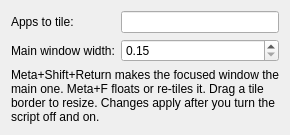
aic0d3r/stacklet, file package/contents/ui/config.ui: the form before one commit.
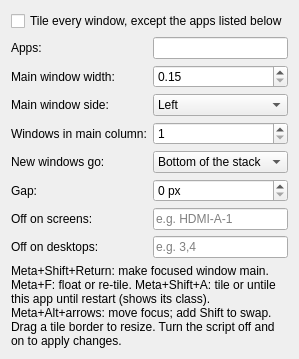
The form after the commit.

Patch:
```diff
--- a/package/contents/ui/config.ui
+++ b/package/contents/ui/config.ui
@@ -3,24 +3,30 @@
  <class>StackletConfig</class>
  <widget class="QWidget" name="StackletConfig">
   <layout class="QFormLayout" name="form">
-   <item row="0" column="0">
+   <item row="0" column="0" colspan="2">
+    <widget class="QCheckBox" name="kcfg_tileAll">
+     <property name="text"><string>Tile every window, except the apps listed below</string></property>
+     <property name="toolTip"><string>Off: only the listed apps are tiled. On: all normal resizable windows are tiled and the list becomes an exclude list.</string></property>
+    </widget>
+   </item>
+   <item row="1" column="0">
     <widget class="QLabel" name="classesLabel">
-     <property name="text"><string>Apps to tile:</string></property>
+     <property name="text"><string>Apps:</string></property>
      <property name="buddy"><cstring>kcfg_tileClasses</cstring></property>
     </widget>
    </item>
-   <item row="0" column="1">
+   <item row="1" column="1">
     <widget class="QLineEdit" name="kcfg_tileClasses">
      <property name="toolTip"><string>Comma-separated window classes. To find one: Alt+F3 → More Actions → Configure Special Window Settings → Window class.</string></property>
     </widget>
    </item>
-   <item row="1" column="0">
+   <item row="2" column="0">
     <widget class="QLabel" name="ratioLabel">
      <property name="text"><string>Main window width:</string></property>
      <property name="buddy"><cstring>kcfg_masterRatio</cstring></property>
     </widget>
    </item>
-   <item row="1" column="1">
+   <item row="2" column="1">
     <widget class="QDoubleSpinBox" name="kcfg_masterRatio">
      <property name="toolTip"><string>Share of the screen width for the first window, from 0.15 to 0.85.</string></property>
      <property name="minimum"><double>0.15</double></property>
@@ -28,10 +34,82 @@
      <property name="singleStep"><double>0.05</double></property>
     </widget>
    </item>
-   <item row="2" column="0" colspan="2">
+   <item row="3" column="0">
+    <widget class="QLabel" name="sideLabel">
+     <property name="text"><string>Main window side:</string></property>
+     <property name="buddy"><cstring>kcfg_mainSide</cstring></property>
+    </widget>
+   </item>
+   <item row="3" column="1">
+    <widget class="QComboBox" name="kcfg_mainSide">
+     <item><property name="text"><string>Left</string></property></item>
+     <item><property name="text"><string>Right</string></property></item>
+    </widget>
+   </item>
+   <item row="4" column="0">
+    <widget class="QLabel" name="mainLabel">
+     <property name="text"><string>Windows in main column:</string></property>
+     <property name="buddy"><cstring>kcfg_maxMain</cstring></property>
+    </widget>
+   </item>
+   <item row="4" column="1">
+    <widget class="QSpinBox" name="kcfg_maxMain">
+     <property name="minimum"><number>1</number></property>
+     <property name="maximum"><number>2</number></property>
+    </widget>
+   </item>
+   <item row="5" column="0">
+    <widget class="QLabel" name="newLabel">
+     <property name="text"><string>New windows go:</string></property>
+     <property name="buddy"><cstring>kcfg_newWindow</cstring></property>
+    </widget>
+   </item>
+   <item row="5" column="1">
+    <widget class="QComboBox" name="kcfg_newWindow">
+     <item><property name="text"><string>Bottom of the stack</string></property></item>
+     <item><property name="text"><string>Top of the stack</string></property></item>
+     <item><property name="text"><string>Main column</string></property></item>
+    </widget>
+   </item>
+   <item row="6" column="0">
+    <widget class="QLabel" name="gapLabel">
+     <property name="text"><string>Gap:</string></property>
+     <property name="buddy"><cstring>kcfg_gap</cstring></property>
+    </widget>
+   </item>
+   <item row="6" column="1">
+    <widget class="QSpinBox" name="kcfg_gap">
+     <property name="suffix"><string> px</string></property>
+     <property name="minimum"><number>0</number></property>
+     <property name="maximum"><number>64</number></property>
+    </widget>
+   </item>
+   <item row="7" column="0">
+    <widget class="QLabel" name="screensLabel">
+     <property name="text"><string>Off on screens:</string></property>
+     <property name="buddy"><cstring>kcfg_disabledScreens</cstring></property>
+    </widget>
+   </item>
+   <item row="7" column="1">
+    <widget class="QLineEdit" name="kcfg_disabledScreens">
+     <property name="placeholderText"><string>e.g. HDMI-A-1</string></property>
+    </widget>
+   </item>
+   <item row="8" column="0">
+    <widget class="QLabel" name="desktopsLabel">
+     <property name="text"><string>Off on desktops:</string></property>
+     <property name="buddy"><cstring>kcfg_disabledDesktops</cstring></property>
+    </widget>
+   </item>
+   <item row="8" column="1">
+    <widget class="QLineEdit" name="kcfg_disabledDesktops">
+     <property name="placeholderText"><string>e.g. 3,4</string></property>
+    </widget>
+   </item>
+   <item row="9" column="0" colspan="2">
     <widget class="QLabel" name="hint">
      <property name="wordWrap"><bool>true</bool></property>
-     <property name="text"><string>Meta+Shift+Return makes the focused window the main one. Meta+F floats or re-tiles it. Drag a tile border to resize. Changes apply after you turn the script off and on.</string></property>
+     <property name="text"><string>Meta+Shift+Return: make focused window main. Meta+F: float or re-tile. Meta+Shift+A: tile or untile this app until restart (shows its class). Meta+Alt+arrows: move focus; add Shift to swap. Drag a tile border to resize. Turn the script off and on to apply changes.</string></property>
     </widget>
    </item>
   </layout>
```
Left out of the diff: 4 changed lines with no effect on the pictures.
